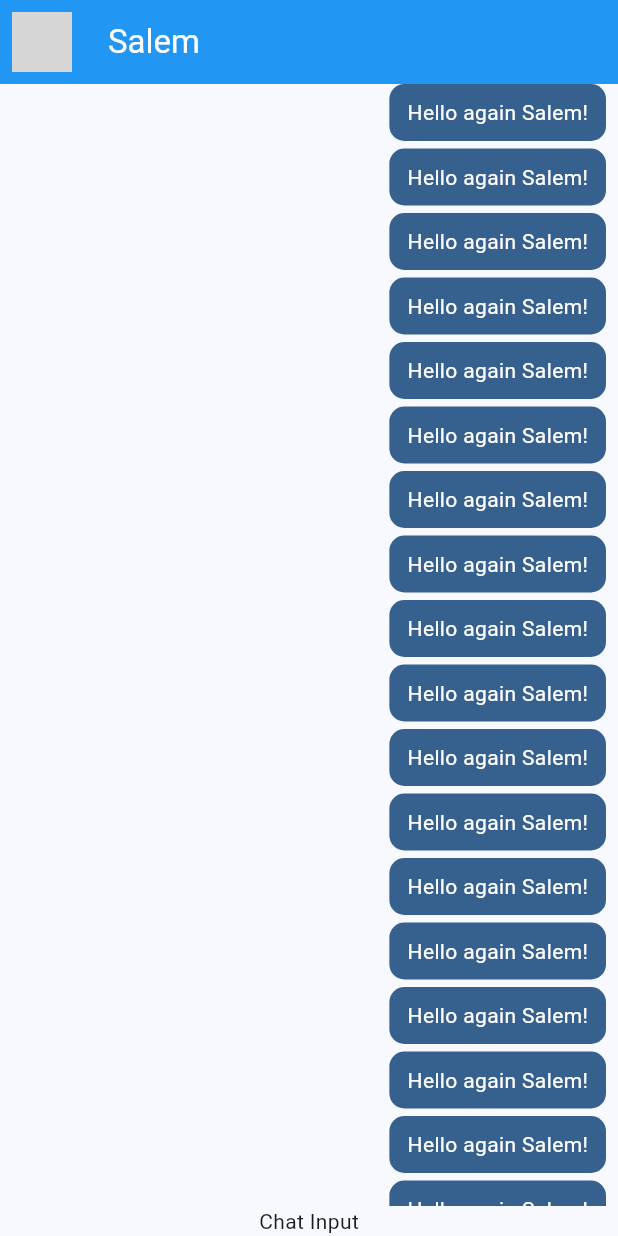
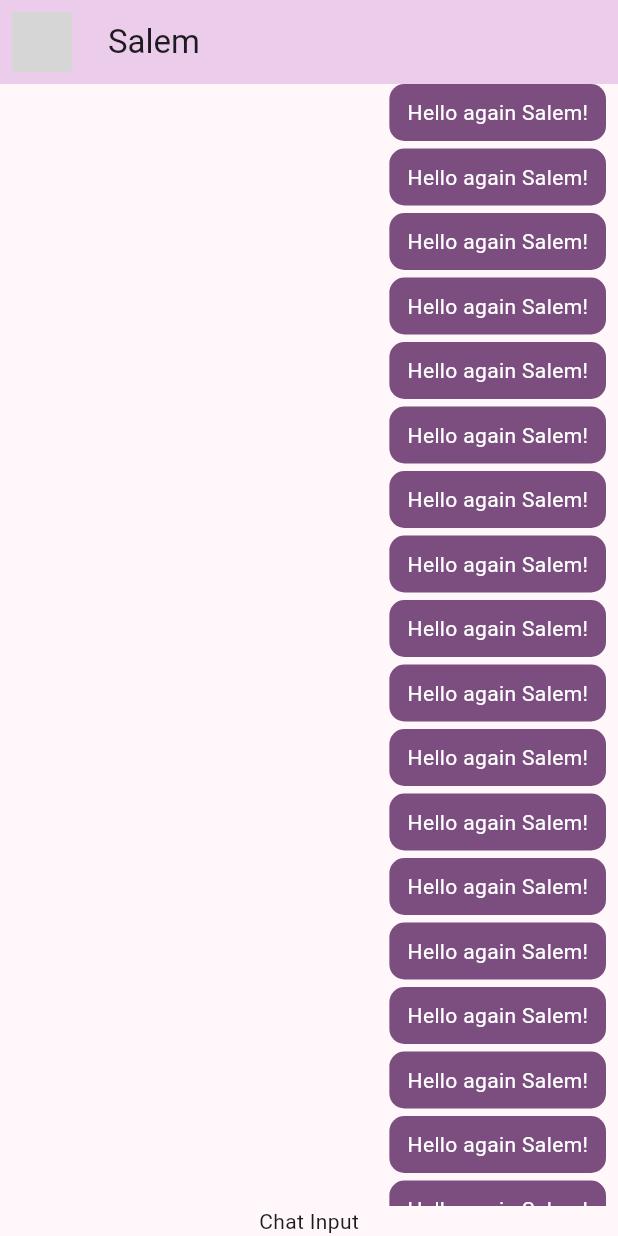
Before and after one commit to afperdomo2/basic-chat-flutter, a Flutter app: the screen it shows after launch, on a phone screen of 412 x 824 dp. Run offline on Flutter 3.47's test engine with Material 3 defaults, Android fonts, the phone set to English and light mode, and no system bars; network calls fail; grey boxes are pictures that could not be loaded.

Commit message:
Ajusta la opacidad del fondo de la AppBar en ChatScreen.

```diff
--- a/lib/main.dart
+++ b/lib/main.dart
@@ -12,7 +12,7 @@ class MyApp extends StatelessWidget {
     return MaterialApp(
         title: 'Material App',
         debugShowCheckedModeBanner: false,
-        theme: AppTheme(selectedColor: 1).theme(),
+        theme: AppTheme(selectedColor: 5).theme(),
         home: const ChatScreen());
   }
 }
--- a/lib/screens/chat_screen.dart
+++ b/lib/screens/chat_screen.dart
@@ -18,9 +18,7 @@ class ChatScreen extends StatelessWidget {
         ),
         title: const Text(
           'Salem',
-          style: TextStyle(color: Colors.white),
         ),
-        backgroundColor: Colors.blue,
       ),
       body: _ChatView(),
     );
--- a/lib/themes/app_theme.dart
+++ b/lib/themes/app_theme.dart
@@ -24,6 +24,9 @@ class AppTheme {
   ThemeData theme() {
     return ThemeData(
       colorSchemeSeed: _colorThemes[selectedColor],
+      appBarTheme: AppBarTheme(
+        backgroundColor: _colorThemes[selectedColor].withOpacity(0.2),
+      ),
     );
   }
 }
```
